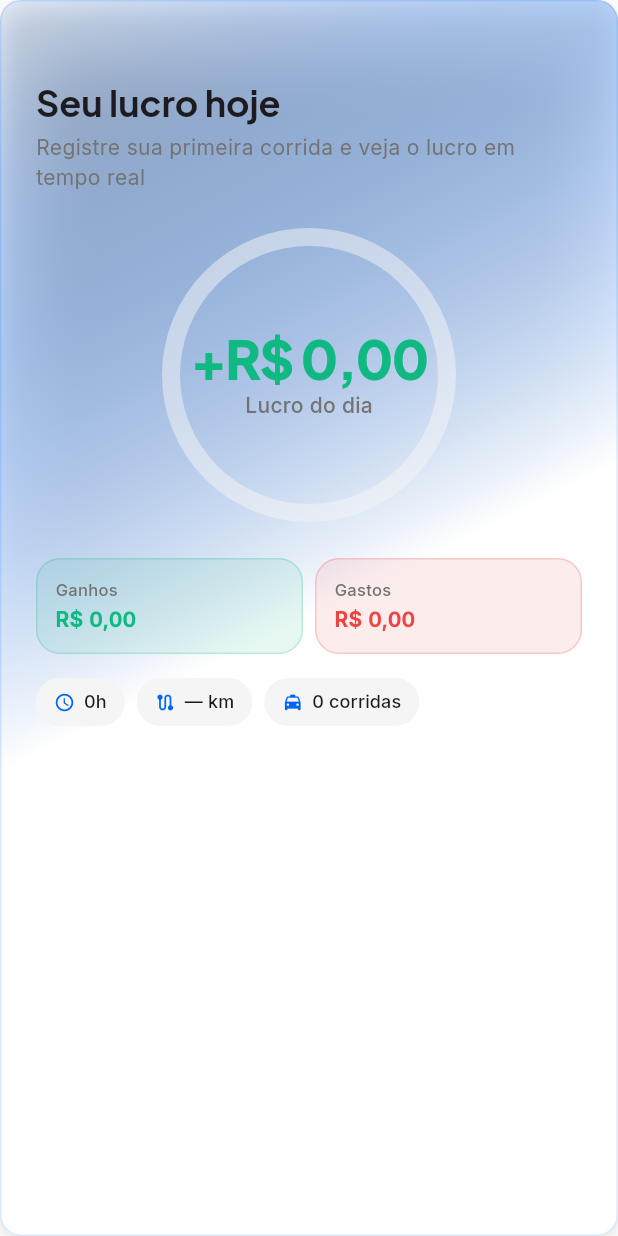
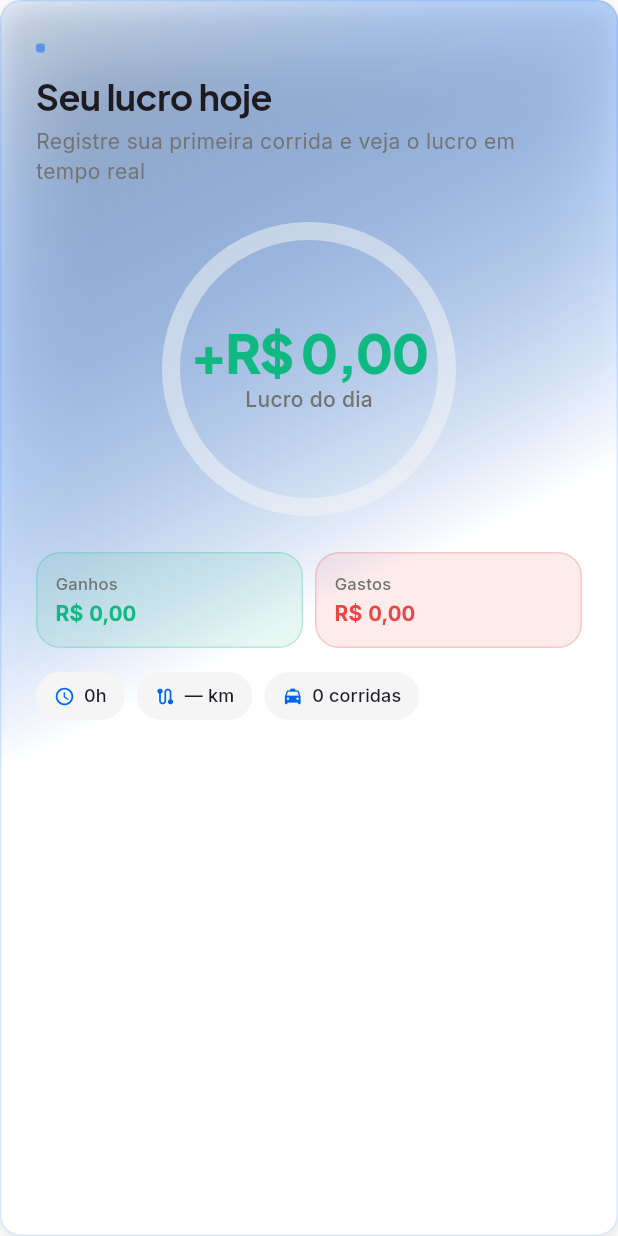
Before and after one commit to solerpedroo/driveflow, a Flutter app: the DashboardHeroSection widget shown alone on an empty page, opened directly with empty values, on a phone screen of 412 x 824 dp. Run offline on Flutter 3.47's test engine with Material 3 defaults, Android fonts, the phone set to English and light mode, and no system bars; our stand-ins replace cached_network_image, connectivity_plus, dio, file_picker, fl_chart, flutter_hooks and 14 more; missing offline and left inert: google_mlkit_text_recognition; accounts and stored records are empty; network calls fail; statements that could not run were skipped.

Commit message:
feat(ui): hero dashboard com eyebrow de marca
Co-authored-by: Pedro Henrique Contardi Soler <pedrocsoler@hotmail.com>

```diff
--- a/lib/features/dashboard/presentation/widgets/dashboard_hero_section.dart
+++ b/lib/features/dashboard/presentation/widgets/dashboard_hero_section.dart
@@ -39,7 +39,7 @@ class DashboardHeroSection extends StatelessWidget {
         : 0.0;
     final ringColor = goalProgress.isComplete
         ? AppSemanticColors.success
-        : AppColors.skyBlue;
+        : AppColors.brandBlue;
     final storyLine = StoryMetrics.heroSubtitle(
       today: summary,
       goalProgress: goalProgress,
@@ -51,18 +51,33 @@ class DashboardHeroSection extends StatelessWidget {
       child: Column(
         crossAxisAlignment: CrossAxisAlignment.start,
         children: [
-          Text(
-            greeting,
-            style: theme.textTheme.titleMedium?.copyWith(
-              color: AppColors.secondaryLabel(theme),
-              fontWeight: FontWeight.w500,
-            ),
+          Row(
+            children: [
+              Container(
+                width: 6,
+                height: 6,
+                decoration: BoxDecoration(
+                  color: AppColors.brandBlue.withValues(alpha: 0.50),
+                  borderRadius: BorderRadius.circular(2),
+                ),
+              ),
+              const SizedBox(width: 8),
+              Text(
+                greeting.toUpperCase(),
+                style: theme.textTheme.labelSmall?.copyWith(
+                  color: AppColors.brandBlue,
+                  fontWeight: FontWeight.w700,
+                  letterSpacing: 1.0,
+                ),
+              ),
+            ],
           ),
-          const SizedBox(height: AppSpacing.xs),
+          const SizedBox(height: AppSpacing.sm),
           Text(
             'Seu lucro hoje',
             style: theme.textTheme.headlineSmall?.copyWith(
               fontWeight: FontWeight.w700,
+              letterSpacing: -0.4,
             ),
           ),
           const SizedBox(height: AppSpacing.xs),
@@ -207,7 +222,7 @@ class _StatChip extends StatelessWidget {
       child: Row(
         mainAxisSize: MainAxisSize.min,
         children: [
-          Icon(icon, size: 14, color: AppColors.skyBlue),
+          Icon(icon, size: 14, color: AppColors.brandBlue),
           const SizedBox(width: 6),
           Text(label, style: theme.textTheme.labelMedium),
         ],
```
